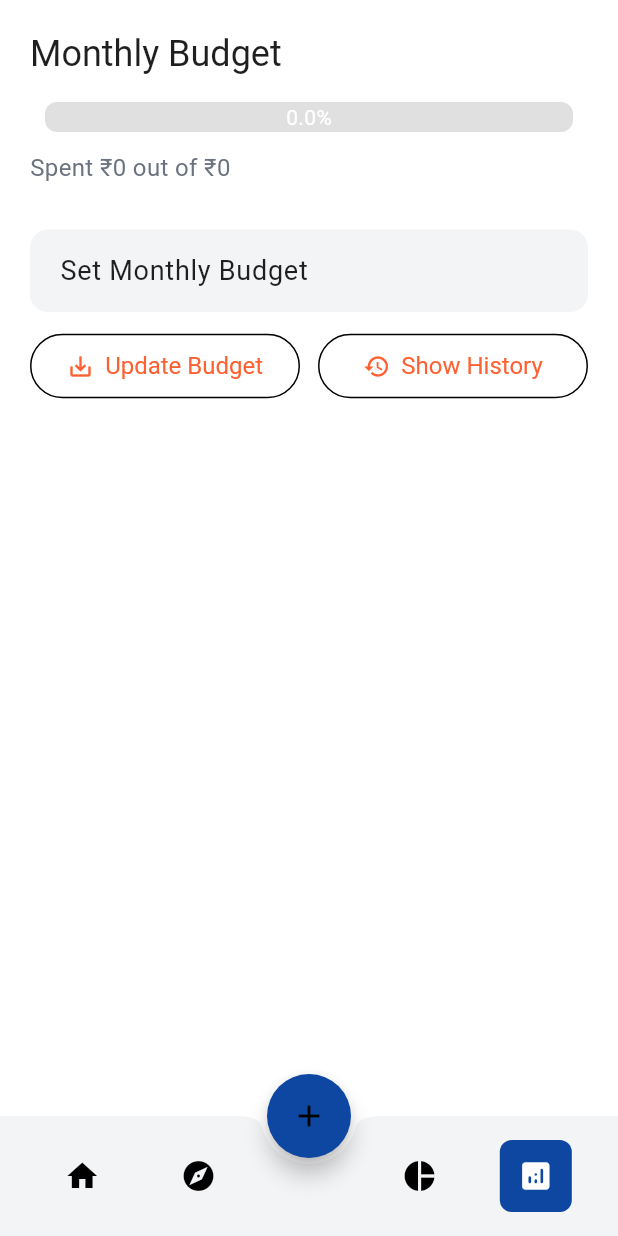
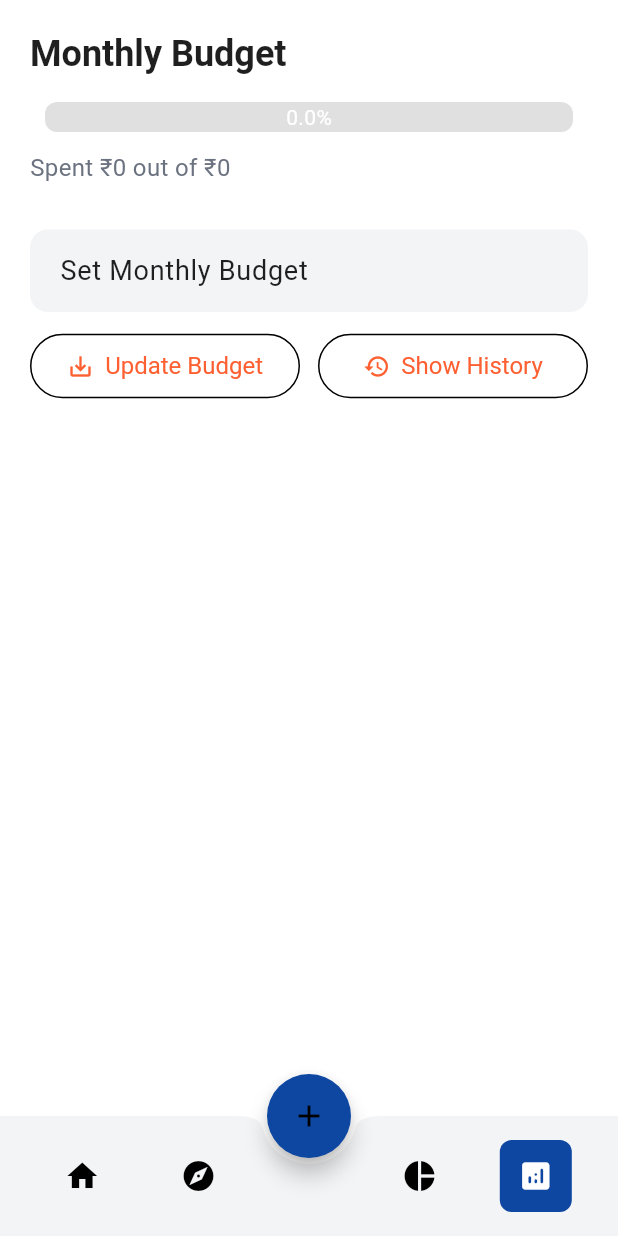
Before and after one commit to DakshKatewa/FINWISE-2.0, a Flutter app: the Dashboard screen opened directly, item 4 of the bottom bar chosen, on a phone screen of 412 x 824 dp. Run offline on Flutter 3.47's test engine with Material 3 defaults, Android fonts, the phone set to English and light mode, and no system bars; drawn by our look-alikes of percent_indicator; our stand-ins replace auto_size_text, cloud_firestore, firebase_auth, firebase_core, fl_chart, font_awesome_flutter; accounts and stored records are empty.

Commit message:
creating new build

```diff
--- a/lib/screens/reports_screen.dart
+++ b/lib/screens/reports_screen.dart
@@ -160,7 +160,9 @@ class _ReportsScreenState extends State<ReportsScreen> {
           children: [
             Text(
               "Monthly Budget",
-              style: Theme.of(context).textTheme.headlineSmall,
+              style: Theme.of(
+                context,
+              ).textTheme.headlineSmall?.copyWith(fontWeight: FontWeight.bold),
             ),
             const SizedBox(height: 16),
             LinearPercentIndicator(
```
Also changed, not shown: 2 other files.
